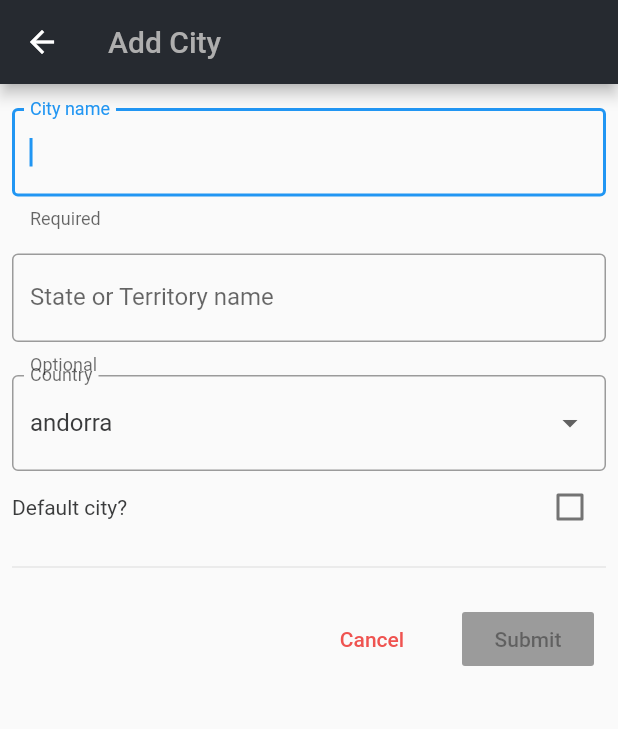
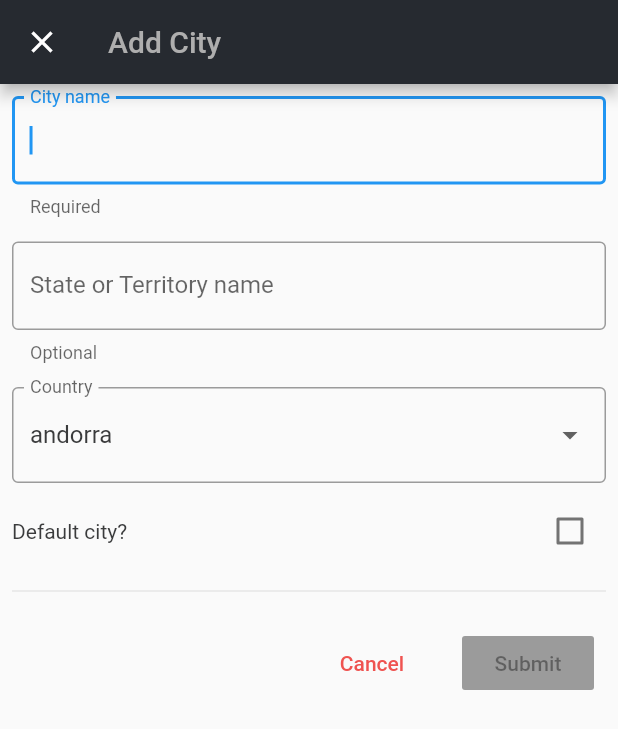
Before and after one commit to iamEtornam/flutter_in_action_public, a Flutter app: the SettingsPage screen opened directly, after a tap on "Add new city", on a phone screen of 412 x 824 dp. Shown: the top 729 px of the screen. Run offline on Flutter 3.47's test engine with Material 2 defaults, Android fonts, the phone set to English and light mode, and no system bars; project files that could hold a hidden picture were left out.

```diff
--- a/chapter_4/weather_app/lib/main.dart
+++ b/chapter_4/weather_app/lib/main.dart
@@ -40,7 +40,6 @@ class MyApp extends StatelessWidget {
       debugShowCheckedModeBanner: false,
       theme: theme,
       home: PageContainer(settings: settings),
-      routes: {"/add-city": (context) => AddNewCityPage(settings: settings)},
     );
   }
 }
--- a/chapter_4/weather_app/lib/page/add_city_page.dart
+++ b/chapter_4/weather_app/lib/page/add_city_page.dart
@@ -51,10 +51,11 @@ class _AddNewCityPageState extends State<AddNewCityPage> {
                     child: FlatButton(
                         textColor: Colors.red[400],
                         child: Text("Cancel"),
-                      onPressed: () {
-                        Navigator.pop(context);
-                      },
-                    ),
+                        onPressed: () async {
+                          if (await _onWillPop()) {
+                            Navigator.of(context).pop(false);
+                          }
+                        }),
                   ),
                   Padding(
                     padding: const EdgeInsets.all(8.0),
@@ -81,7 +82,7 @@ class _AddNewCityPageState extends State<AddNewCityPage> {
 
   Widget get _titleField {
     return Padding(
-        padding: const EdgeInsets.only(top: 16.0),
+        padding: const EdgeInsets.symmetric(vertical: 8.0),
         child: TextFormField(
           onSaved: (String val) => _newCity.name = val,
           decoration: InputDecoration(
@@ -96,13 +97,12 @@ class _AddNewCityPageState extends State<AddNewCityPage> {
               return "Field cannot be left blank";
             }
           },
-
         ));
   }
 
   Widget get _stateName {
     return Padding(
-        padding: const EdgeInsets.only(top: 16.0),
+        padding: const EdgeInsets.symmetric(vertical: 8.0),
         child: TextFormField(
           onSaved: (String val) => print(val),
           decoration: InputDecoration(
@@ -119,7 +119,9 @@ class _AddNewCityPageState extends State<AddNewCityPage> {
   }
 
   Widget get _countryDropdownField {
-    return DropDownExpanded<Country>(
+    return Padding(
+      padding: const EdgeInsets.symmetric(vertical: 8.0),
+      child: DropDownExpanded<Country>(
         isExpanded: true,
         decoration: InputDecoration(
           border: OutlineInputBorder(),
@@ -132,6 +134,7 @@ class _AddNewCityPageState extends State<AddNewCityPage> {
         items: Country.ALL.map((Country country) {
           return DropdownMenuItem(value: country, child: Text(country.name));
         }).toList(),
+      ),
     );
   }
 
--- a/chapter_4/weather_app/lib/page/settings_page.dart
+++ b/chapter_4/weather_app/lib/page/settings_page.dart
@@ -1,6 +1,7 @@
 import 'package:flutter/material.dart';
 import 'package:weather_app/models/src/app_settings.dart';
 import 'package:weather_app/models/src/weather.dart';
+import 'package:weather_app/page/add_city_page.dart';
 import 'package:weather_app/styles.dart';
 import 'package:weather_app/widget/segmented_control.dart';
 
@@ -71,7 +72,13 @@ class SettingsPageState extends State<SettingsPage> {
             ListTile(
               leading: Icon(Icons.add),
               title: Text("Add new city"),
-              onTap: () => Navigator.of(context).pushNamed("/add-city"),
+              onTap: () {
+                Navigator.of(context).push(new MaterialPageRoute(
+                    fullscreenDialog: true,
+                    builder: (BuildContext context) {
+                      return AddNewCityPage();
+                    }));
+              },
             ),
             Divider(),
             Expanded(
```
Also changed, not shown: chapter_4/weather_app/lib/models/src/app_settings.dart (+12 -14 lines). Lines whose indentation alone changed are shown as unchanged.
